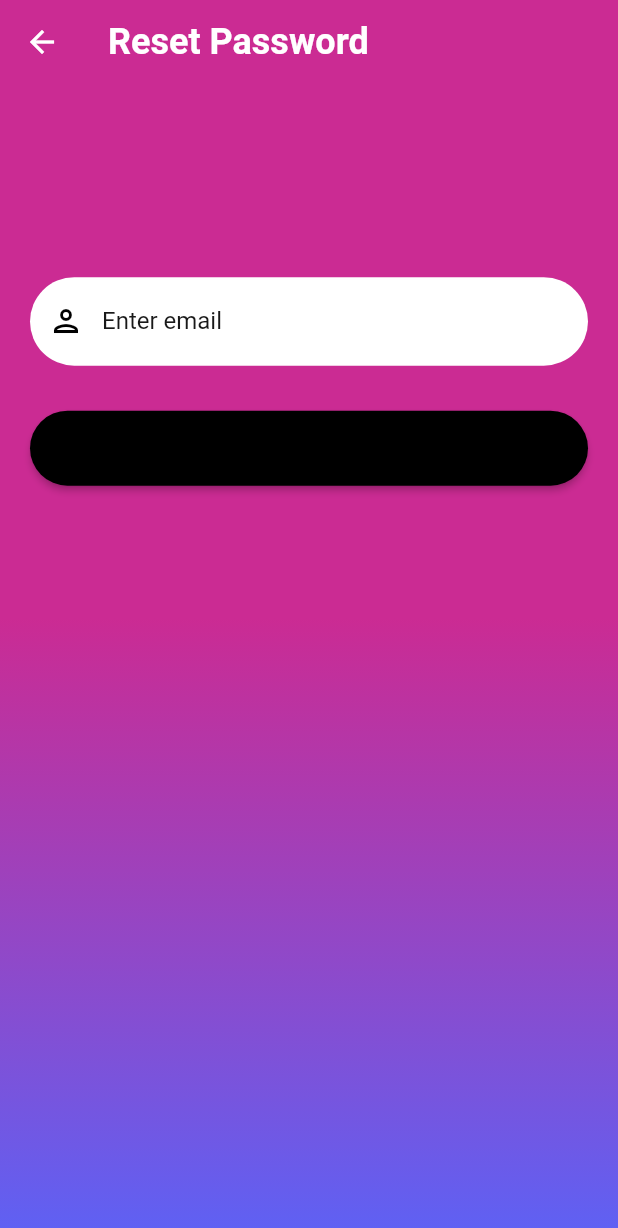
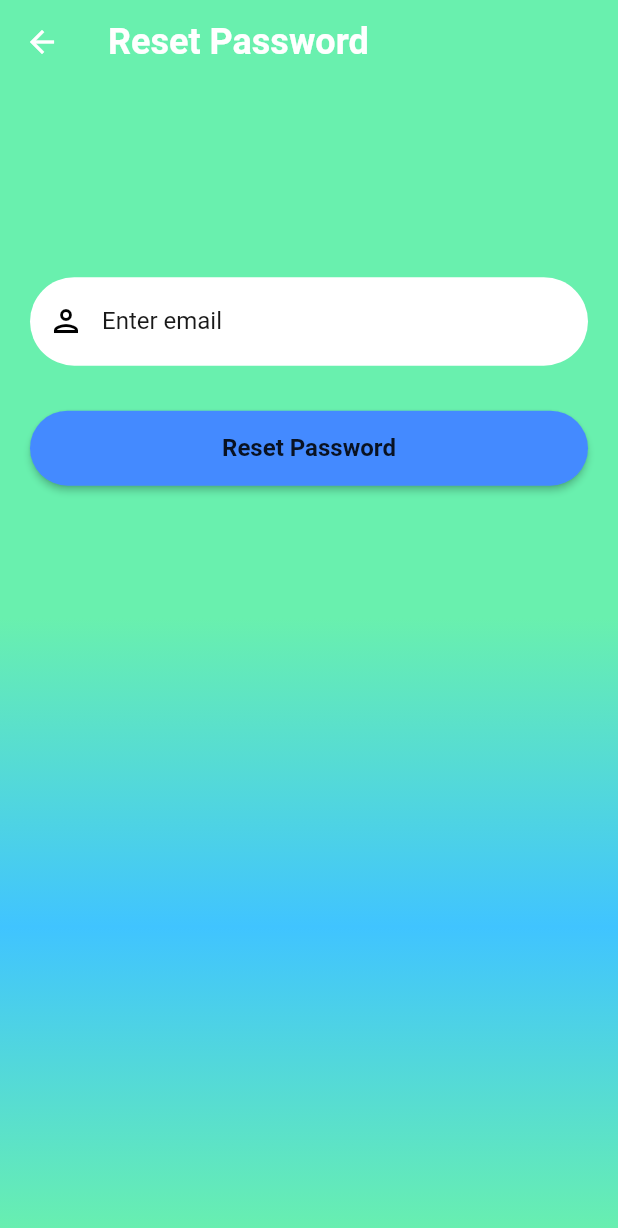
Before and after one commit to aashirzubair999/mc_project, a Flutter app: the ResetPassword screen opened directly, on a phone screen of 412 x 824 dp. Shown: the top 1228 px of the screen. Run offline on Flutter 3.47's test engine with Material 2 defaults, Android fonts, the light colour scheme and no system bars; our stand-ins replace cloud_firestore, firebase_auth, firebase_core, firebase_storage, flutter_speed_dial, geolocator and 2 more; accounts and stored records are empty.

Commit message:
Snackbars,Map,Ui_login

```diff
--- a/lib/Screens/reset_password.dart
+++ b/lib/Screens/reset_password.dart
@@ -26,9 +26,9 @@ class _ResetPasswordState extends State<ResetPassword> {
             width: MediaQuery.of(context).size.width,
             height: MediaQuery.of(context).size.height,
             decoration: BoxDecoration(gradient: LinearGradient(colors: [
-              hexStringToColor("CB2B93"),
-              hexStringToColor("9546C4"),
-              hexStringToColor("5E61F4")
+              Colors.greenAccent,
+              Colors.lightBlueAccent,
+              Colors.greenAccent
             ],begin: Alignment.center, end: Alignment.bottomCenter
             )),
             child: SingleChildScrollView(child: Padding(padding:EdgeInsets.fromLTRB(20, MediaQuery.of(context).size.height *0.2, 20, 0) ,
--- a/lib/Screens/signup_screen.dart
+++ b/lib/Screens/signup_screen.dart
@@ -29,9 +29,9 @@ class _SignUp_screenState extends State<SignUp_screen> {
             width: MediaQuery.of(context).size.width,
             height: MediaQuery.of(context).size.height,
             decoration: BoxDecoration(gradient: LinearGradient(colors: [
-              hexStringToColor("CB2B93"),
-              hexStringToColor("9546C4"),
-              hexStringToColor("5E61F4")
+              Colors.greenAccent,
+              Colors.lightBlueAccent,
+              Colors.greenAccent
             ],begin: Alignment.center, end: Alignment.bottomCenter
             )),
             child: SingleChildScrollView(child: Padding(padding:EdgeInsets.fromLTRB(20, MediaQuery.of(context).size.height *0.2, 20, 0) ,
--- a/lib/reusable_widgets/reusable_widget.dart
+++ b/lib/reusable_widgets/reusable_widget.dart
@@ -55,7 +55,7 @@ Container firebaseUIButton(BuildContext context, String title, Function onTap) {
             if (states.contains(MaterialState.pressed)) {
               return Colors.black26;
             }
-            return Colors.black;
+            return Colors.blueAccent;
           }),
           shape: MaterialStateProperty.all<RoundedRectangleBorder>(
               RoundedRectangleBorder(borderRadius: BorderRadius.circular(30)))),
```
